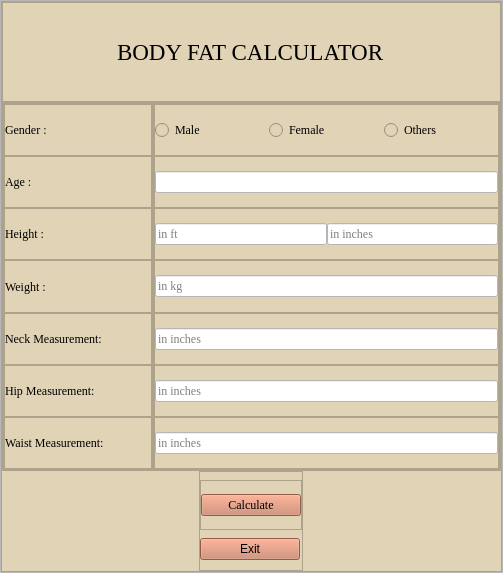
Before: the Qt Designer form basic.ui in skidgefries/rightmeal, drawn with Qt 5.
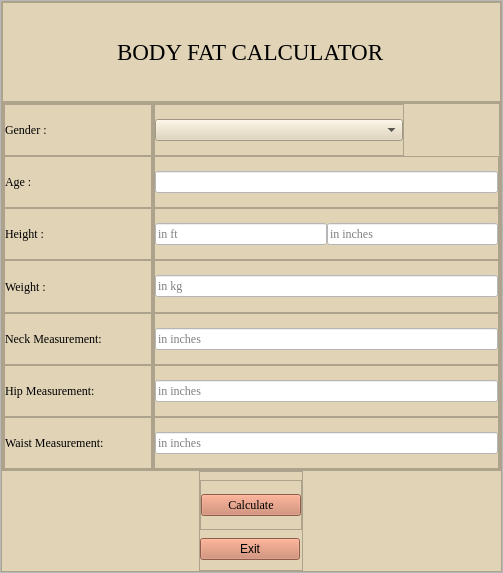
After: the same form once the commit is applied.

Commit message: font edited and gender dropdown

```diff
--- a/basic.ui
+++ b/basic.ui
@@ -503,8 +503,14 @@
                 <property name="bottomMargin">
                  <number>0</number>
                 </property>
-                <item>
+                <item alignment="Qt::AlignLeft">
                  <widget class="QFrame" name="frame_37">
+                  <property name="minimumSize">
+                   <size>
+                    <width>250</width>
+                    <height>0</height>
+                   </size>
+                  </property>
                   <property name="frameShape">
                    <enum>QFrame::StyledPanel</enum>
                   </property>
@@ -528,39 +534,38 @@
                     <number>0</number>
                    </property>
                    <item>
-                    <widget class="QRadioButton" name="radioButton_3">
+                    <widget class="QComboBox" name="comboBox">
+                     <property name="maximumSize">
+                      <size>
+                       <width>250</width>
+                       <height>16777215</height>
+                      </size>
+                     </property>
                      <property name="font">
                       <font>
                        <family>Times New Roman</family>
                       </font>
                      </property>
+                     <item>
+                      <property name="text">
+                       <string/>
+                      </property>
+                     </item>
+                     <item>
                      <property name="text">
                       <string>Male</string>
                      </property>
-                    </widget>
                    </item>
                    <item>
-                    <widget class="QRadioButton" name="radioButton">
-                     <property name="font">
-                      <font>
-                       <family>Times New Roman</family>
-                      </font>
-                     </property>
                      <property name="text">
                       <string>Female</string>
                      </property>
-                    </widget>
                    </item>
                    <item>
-                    <widget class="QRadioButton" name="radioButton_2">
-                     <property name="font">
-                      <font>
-                       <family>Times New Roman</family>
-                      </font>
-                     </property>
                      <property name="text">
                       <string>Others</string>
                      </property>
+                     </item>
                     </widget>
                    </item>
                   </layout>
```
Lines whose indentation alone changed are shown as unchanged. The commit also changes 7 other files.
